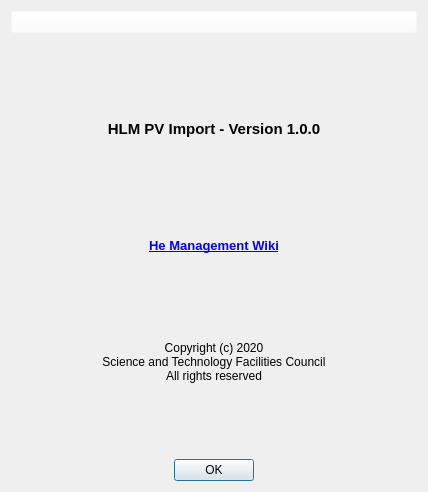
Qt form ServiceManager/GUI/layouts/About.ui (ISISNeutronMuon/HLM_PV_Import) before a commit.
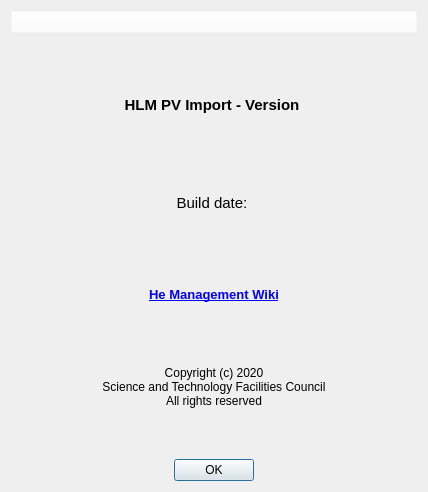
The same form after that commit. Icons and pictures are not drawn.

```diff
--- a/ServiceManager/GUI/layouts/About.ui
+++ b/ServiceManager/GUI/layouts/About.ui
@@ -39,13 +39,72 @@
      </property>
     </widget>
    </item>
+   <item>
+    <spacer name="horizontalSpacer">
+     <property name="orientation">
+      <enum>Qt::Horizontal</enum>
+     </property>
+     <property name="sizeHint" stdset="0">
+      <size>
+       <width>40</width>
+       <height>20</height>
+      </size>
+     </property>
+    </spacer>
+   </item>
    <item>
     <widget class="QLabel" name="version">
+     <property name="font">
+      <font>
+       <pointsize>11</pointsize>
+       <weight>75</weight>
+       <bold>true</bold>
+      </font>
+     </property>
+     <property name="styleSheet">
+      <string notr="true"/>
+     </property>
      <property name="text">
-      <string>&lt;html&gt;&lt;head/&gt;&lt;body&gt;&lt;p align=&quot;center&quot;&gt;&lt;span style=&quot; font-size:11pt; font-weight:600;&quot;&gt;HLM PV Import - Version 1.0.0&lt;/span&gt;&lt;/p&gt;&lt;/body&gt;&lt;/html&gt;</string>
+      <string>HLM PV Import - Version </string>
      </property>
+     <property name="alignment">
+      <set>Qt::AlignCenter</set>
+     </property>
     </widget>
    </item>
+   <item>
+    <widget class="QLabel" name="build_date">
+     <property name="font">
+      <font>
+       <pointsize>11</pointsize>
+       <weight>50</weight>
+       <bold>false</bold>
+      </font>
+     </property>
+     <property name="styleSheet">
+      <string notr="true"/>
+     </property>
+     <property name="text">
+      <string>Build date: </string>
+     </property>
+     <property name="alignment">
+      <set>Qt::AlignCenter</set>
+     </property>
+    </widget>
+   </item>
+   <item>
+    <spacer name="horizontalSpacer_2">
+     <property name="orientation">
+      <enum>Qt::Horizontal</enum>
+     </property>
+     <property name="sizeHint" stdset="0">
+      <size>
+       <width>40</width>
+       <height>20</height>
+      </size>
+     </property>
+    </spacer>
+   </item>
    <item>
     <widget class="QLabel" name="documentation">
      <property name="maximumSize">
@@ -63,12 +122,38 @@
     </widget>
    </item>
    <item>
-    <widget class="QLabel" name="label_2">
+    <spacer name="horizontalSpacer_3">
+     <property name="orientation">
+      <enum>Qt::Horizontal</enum>
+     </property>
+     <property name="sizeHint" stdset="0">
+      <size>
+       <width>40</width>
+       <height>20</height>
+      </size>
+     </property>
+    </spacer>
+   </item>
+   <item>
+    <widget class="QLabel" name="copyright">
      <property name="text">
       <string>&lt;html&gt;&lt;head/&gt;&lt;body&gt;&lt;p align=&quot;center&quot;&gt;&lt;span style=&quot; font-size:9pt;&quot;&gt;Copyright (c) 2020 &lt;br/&gt;Science and Technology Facilities Council&lt;br/&gt;All rights reserved&lt;/span&gt;&lt;/p&gt;&lt;/body&gt;&lt;/html&gt;</string>
      </property>
     </widget>
    </item>
+   <item>
+    <spacer name="horizontalSpacer_4">
+     <property name="orientation">
+      <enum>Qt::Horizontal</enum>
+     </property>
+     <property name="sizeHint" stdset="0">
+      <size>
+       <width>40</width>
+       <height>20</height>
+      </size>
+     </property>
+    </spacer>
+   </item>
    <item alignment="Qt::AlignHCenter">
     <widget class="QPushButton" name="ok">
      <property name="maximumSize">
```
Left out of the diff: 4 changed lines with no effect on the pictures.
